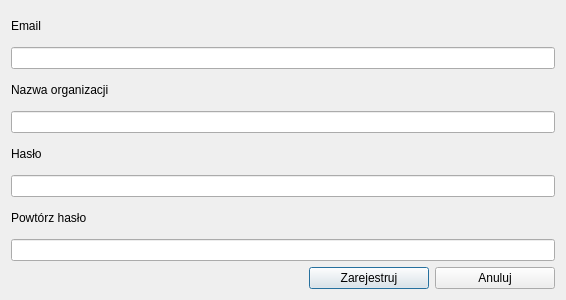
Before: the Qt Designer form usemaps_lite/ui/register.ui in gis-support/usemaps-lite-plugin, drawn with Qt 5.
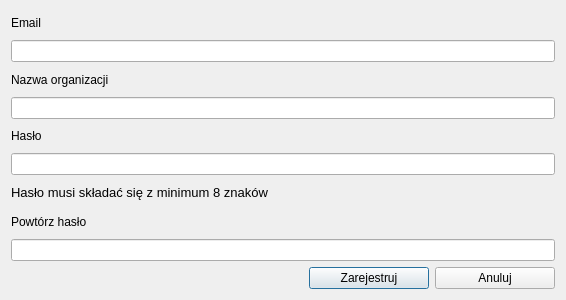
After: the same form once the commit is applied. Custom widgets are drawn as their Qt base class.

```diff
--- a/usemaps_lite/ui/register.ui
+++ b/usemaps_lite/ui/register.ui
@@ -56,6 +56,13 @@
    <item>
     <widget class="QgsPasswordLineEdit" name="reg_pwd_line"/>
    </item>
+   <item>
+    <widget class="QLabel" name="password_hint_label">
+     <property name="text">
+      <string>&lt;html&gt;&lt;head/&gt;&lt;body&gt;&lt;p&gt;&lt;span style=&quot; font-size:10pt;&quot;&gt;Hasło musi składać się z minimum 8 znaków&lt;/span&gt;&lt;/p&gt;&lt;/body&gt;&lt;/html&gt;</string>
+     </property>
+    </widget>
+   </item>
    <item>
     <widget class="QLabel" name="password_again_label">
      <property name="text">
```
